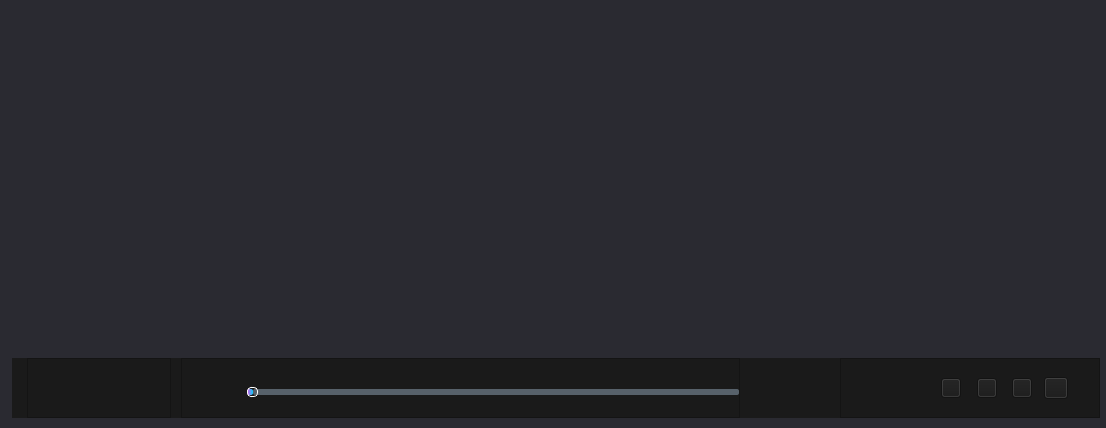
This is VideoPlayer/videomodels/MultipPlayer.ui in huizhang556/pc-video-player as Qt 5 draws it before an edit. The edited form follows.
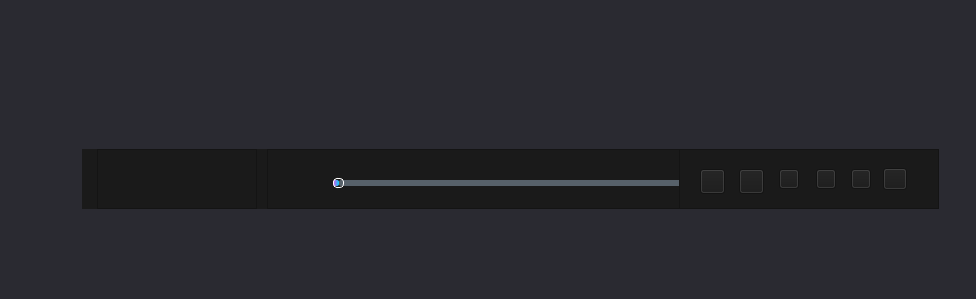
This is the edited form. Icons and pictures are not drawn.

The edit to the form file:
```diff
--- a/VideoPlayer/videomodels/MultipPlayer.ui
+++ b/VideoPlayer/videomodels/MultipPlayer.ui
@@ -6,8 +6,8 @@
    <rect>
     <x>0</x>
     <y>0</y>
-    <width>1106</width>
-    <height>428</height>
+    <width>976</width>
+    <height>299</height>
    </rect>
   </property>
   <property name="windowTitle">
@@ -23,10 +23,10 @@
    <widget class="QWidget" name="layoutWidget">
     <property name="geometry">
      <rect>
-      <x>10</x>
-      <y>10</y>
-      <width>1092</width>
-      <height>410</height>
+      <x>80</x>
+      <y>40</y>
+      <width>861</width>
+      <height>171</height>
      </rect>
     </property>
     <layout class="QVBoxLayout" name="verticalLayout_2" stretch="0">
@@ -128,6 +128,18 @@
            </item>
            <item>
             <widget class="QFrame" name="frame_playctl">
+             <property name="minimumSize">
+              <size>
+               <width>170</width>
+               <height>0</height>
+              </size>
+             </property>
+             <property name="maximumSize">
+              <size>
+               <width>170</width>
+               <height>16777215</height>
+              </size>
+             </property>
              <property name="styleSheet">
               <string notr="true">margin-right:10px;</string>
              </property>
@@ -324,6 +336,18 @@
            </item>
            <item>
             <widget class="QFrame" name="frame_slider">
+             <property name="minimumSize">
+              <size>
+               <width>780</width>
+               <height>0</height>
+              </size>
+             </property>
+             <property name="maximumSize">
+              <size>
+               <width>1460</width>
+               <height>16777215</height>
+              </size>
+             </property>
              <property name="frameShape">
               <enum>QFrame::StyledPanel</enum>
              </property>
@@ -410,7 +434,7 @@
                       </property>
                       <property name="sizeHint" stdset="0">
                        <size>
-                        <width>138</width>
+                        <width>50</width>
                         <height>20</height>
                        </size>
                       </property>
@@ -549,22 +573,6 @@
              </layout>
             </widget>
            </item>
-           <item>
-            <spacer name="horizontalSpacer">
-             <property name="orientation">
-              <enum>Qt::Horizontal</enum>
-             </property>
-             <property name="sizeType">
-              <enum>QSizePolicy::Minimum</enum>
-             </property>
-             <property name="sizeHint" stdset="0">
-              <size>
-               <width>100</width>
-               <height>20</height>
-              </size>
-             </property>
-            </spacer>
-           </item>
            <item>
             <widget class="QFrame" name="frame_adjust">
              <property name="minimumSize">
@@ -613,7 +621,99 @@
                   </property>
                   <property name="sizeHint" stdset="0">
                    <size>
-                    <width>100</width>
+                    <width>20</width>
+                    <height>20</height>
+                   </size>
+                  </property>
+                 </spacer>
+                </item>
+                <item>
+                 <widget class="QPushButton" name="pushButton_playOrder">
+                  <property name="minimumSize">
+                   <size>
+                    <width>25</width>
+                    <height>25</height>
+                   </size>
+                  </property>
+                  <property name="maximumSize">
+                   <size>
+                    <width>20</width>
+                    <height>20</height>
+                   </size>
+                  </property>
+                  <property name="styleSheet">
+                   <string notr="true">QPushButton
+{
+border-image: url(:/images/icon/player_xunhuan.png);
+}
+
+QPushButton:hover
+{
+border-image: url(:/images/icon/player_xunhuan.png);
+}</string>
+                  </property>
+                  <property name="text">
+                   <string/>
+                  </property>
+                 </widget>
+                </item>
+                <item>
+                 <spacer name="horizontalSpacer_10">
+                  <property name="orientation">
+                   <enum>Qt::Horizontal</enum>
+                  </property>
+                  <property name="sizeType">
+                   <enum>QSizePolicy::Expanding</enum>
+                  </property>
+                  <property name="sizeHint" stdset="0">
+                   <size>
+                    <width>10</width>
+                    <height>20</height>
+                   </size>
+                  </property>
+                 </spacer>
+                </item>
+                <item>
+                 <widget class="QPushButton" name="pushButton_comments">
+                  <property name="minimumSize">
+                   <size>
+                    <width>25</width>
+                    <height>25</height>
+                   </size>
+                  </property>
+                  <property name="maximumSize">
+                   <size>
+                    <width>20</width>
+                    <height>20</height>
+                   </size>
+                  </property>
+                  <property name="styleSheet">
+                   <string notr="true">QPushButton
+{
+border-image: url(:/images/icon/comment_message.png);
+}
+
+QPushButton:hover
+{
+border-image: url(:/images/icon/comment_message.png);
+}</string>
+                  </property>
+                  <property name="text">
+                   <string/>
+                  </property>
+                 </widget>
+                </item>
+                <item>
+                 <spacer name="horizontalSpacer_9">
+                  <property name="orientation">
+                   <enum>Qt::Horizontal</enum>
+                  </property>
+                  <property name="sizeType">
+                   <enum>QSizePolicy::Expanding</enum>
+                  </property>
+                  <property name="sizeHint" stdset="0">
+                   <size>
+                    <width>10</width>
                     <height>20</height>
                    </size>
                   </property>
```
Left out of the diff: 2 changed lines with no effect on the pictures.
